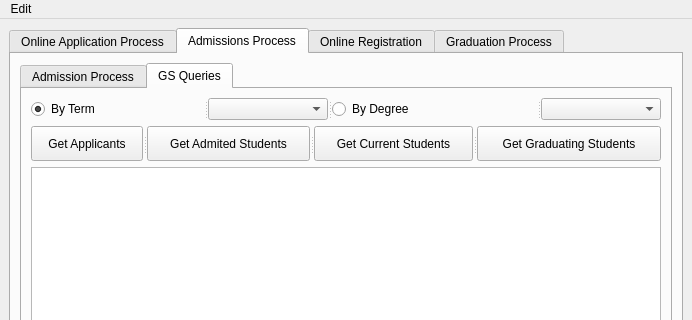
The window that starrs/ui/ui_main.ui (kiryha/CIS556) describes before a commit, drawn with Qt 5; both pictures show x 0 to 692 and y 0 to 320 of the 692 by 924 pixel window.
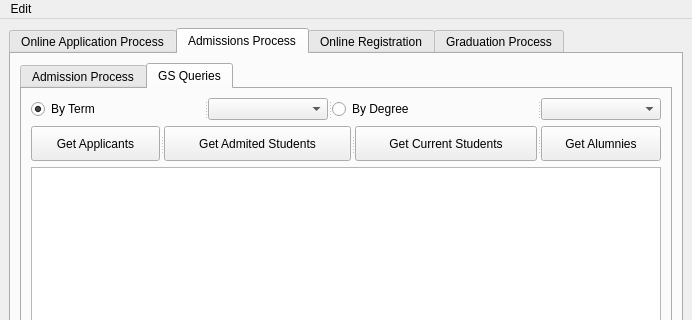
The same window after the commit. The open tabs and pages were chosen to show the change.

Commit message: query alumni

```diff
--- a/starrs/ui/ui_main.ui
+++ b/starrs/ui/ui_main.ui
@@ -936,7 +936,7 @@
                 </size>
                </property>
                <property name="text">
-                <string>Get Graduating Students</string>
+                <string>Get Alumnies</string>
                </property>
               </widget>
              </widget>
```
Left out of the diff: 2 changed lines with no effect on the pictures. The commit also changes 2 other files.
